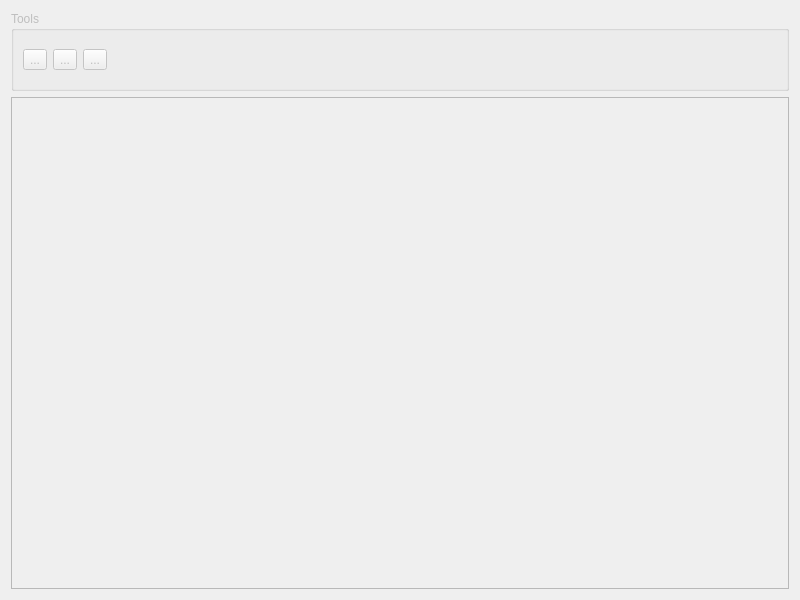
The window that NetworkViewer/plugins/ScopeView/ScopeView.ui (glocklueng/openecosys) describes before a commit, drawn with Qt 5.
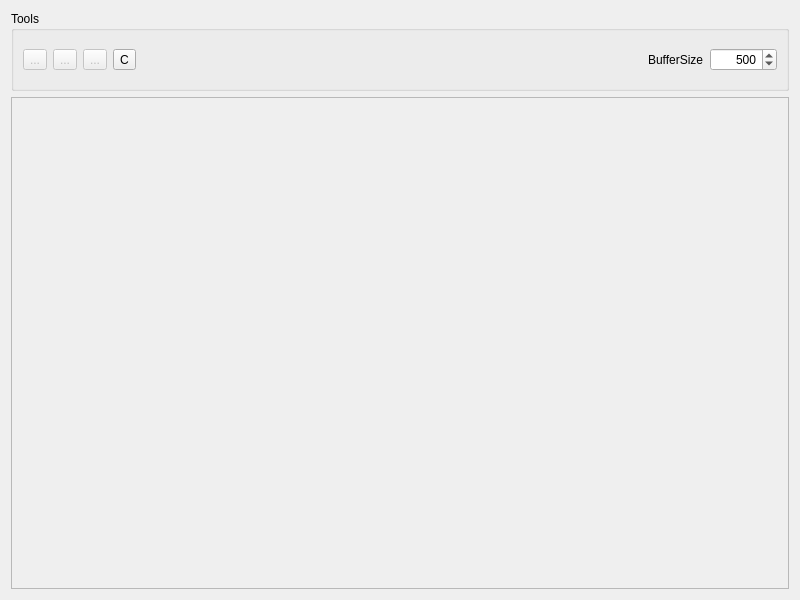
The same window after the commit. Icons and pictures are not drawn.

Commit message: Added buffer size selection & clear button for curves, reduced default window size to 640x480

The edit to the form file:
```diff
--- a/NetworkViewer/plugins/ScopeView/ScopeView.ui
+++ b/NetworkViewer/plugins/ScopeView/ScopeView.ui
@@ -18,8 +18,8 @@
   </property>
   <property name="minimumSize">
    <size>
-    <width>800</width>
-    <height>600</height>
+    <width>640</width>
+    <height>480</height>
    </size>
   </property>
   <property name="windowTitle">
@@ -29,7 +29,7 @@
    <item>
     <widget class="QGroupBox" name="m_groupBox">
      <property name="enabled">
-      <bool>false</bool>
+      <bool>true</bool>
      </property>
      <property name="minimumSize">
       <size>
@@ -58,6 +58,9 @@
      <layout class="QHBoxLayout" name="horizontalLayout_2">
       <item>
        <widget class="QToolButton" name="m_playToolButton">
+        <property name="enabled">
+         <bool>false</bool>
+        </property>
         <property name="text">
          <string>...</string>
         </property>
@@ -69,6 +72,9 @@
       </item>
       <item>
        <widget class="QToolButton" name="m_pauseToolButton">
+        <property name="enabled">
+         <bool>false</bool>
+        </property>
         <property name="text">
          <string>...</string>
         </property>
@@ -80,6 +86,9 @@
       </item>
       <item>
        <widget class="QToolButton" name="m_saveToolButton">
+        <property name="enabled">
+         <bool>false</bool>
+        </property>
         <property name="text">
          <string>...</string>
         </property>
@@ -89,6 +98,13 @@
         </property>
        </widget>
       </item>
+      <item>
+       <widget class="QToolButton" name="m_clearToolButton">
+        <property name="text">
+         <string>C</string>
+        </property>
+       </widget>
+      </item>
       <item>
        <spacer name="horizontalSpacer">
         <property name="orientation">
@@ -102,6 +118,32 @@
         </property>
        </spacer>
       </item>
+      <item>
+       <widget class="QLabel" name="label">
+        <property name="text">
+         <string>BufferSize</string>
+        </property>
+       </widget>
+      </item>
+      <item>
+       <widget class="QSpinBox" name="m_bufferSizeSpinbox">
+        <property name="alignment">
+         <set>Qt::AlignRight|Qt::AlignTrailing|Qt::AlignVCenter</set>
+        </property>
+        <property name="minimum">
+         <number>100</number>
+        </property>
+        <property name="maximum">
+         <number>999999999</number>
+        </property>
+        <property name="singleStep">
+         <number>100</number>
+        </property>
+        <property name="value">
+         <number>500</number>
+        </property>
+       </widget>
+      </item>
      </layout>
     </widget>
    </item>
```
The commit also changes 4 other files.
